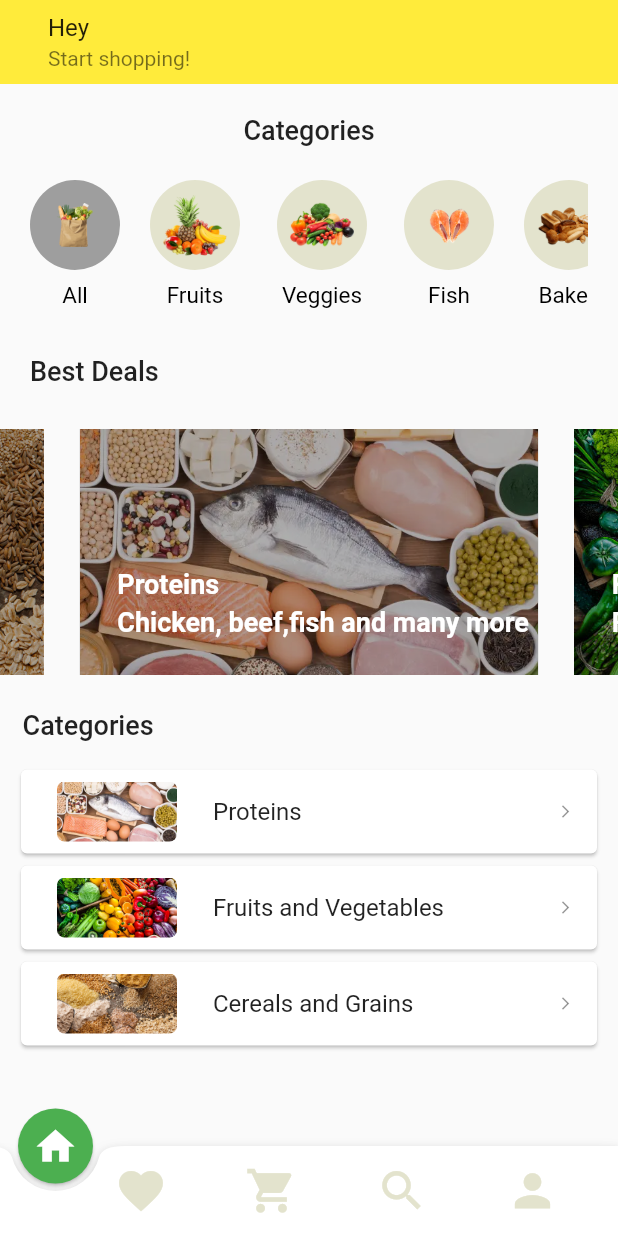
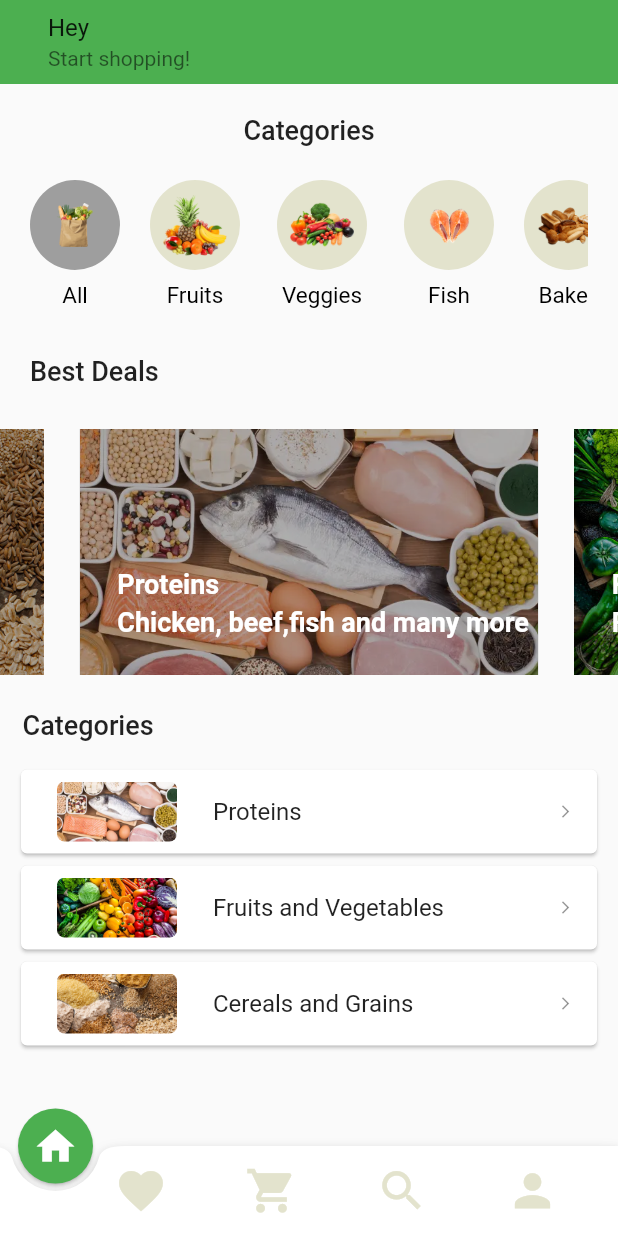
Before and after one commit to JojoDom/E-commerce-App, a Flutter app: the screen it shows after launch, on a phone screen of 412 x 824 dp. Run offline on Flutter 3.47's test engine with Material 2 defaults, Android fonts, the phone set to English and light mode, and no system bars; drawn by our look-alikes of carousel_slider; our stand-ins replace get, get_storage.

```diff
--- a/groceries/lib/dashboard/dashboard.dart
+++ b/groceries/lib/dashboard/dashboard.dart
@@ -87,7 +87,7 @@ class BottomNavItem extends StatelessWidget {
               icon,
               size: 35,
               color: index == controller.currentPageIndex.value
-                  ? Theme.of(context).primaryColor
+                  ? Colors.green
                   :  const Color.fromARGB(255, 227, 227, 205),
             )),
       ),
--- a/groceries/lib/screens/home/home.dart
+++ b/groceries/lib/screens/home/home.dart
@@ -45,6 +45,7 @@ class _HomeState extends State<Home> {
               title: Text('Hey'),
               subtitle: Text('Start shopping!'),
             ),
+            backgroundColor: Colors.green,
             elevation: 0,
           ),
           body: Column(
--- a/groceries/lib/screens/home/local_widgets/categories_widget.dart
+++ b/groceries/lib/screens/home/local_widgets/categories_widget.dart
@@ -16,6 +16,8 @@ class CategoriesWidget extends StatelessWidget {
   @override
   Widget build(BuildContext context) {
     return InkWell(
+      splashColor: Colors.transparent,
+      highlightColor: Colors.transparent,
       onTap: () {
         categoryController.switchCategories(categoryKey);
       },
```
